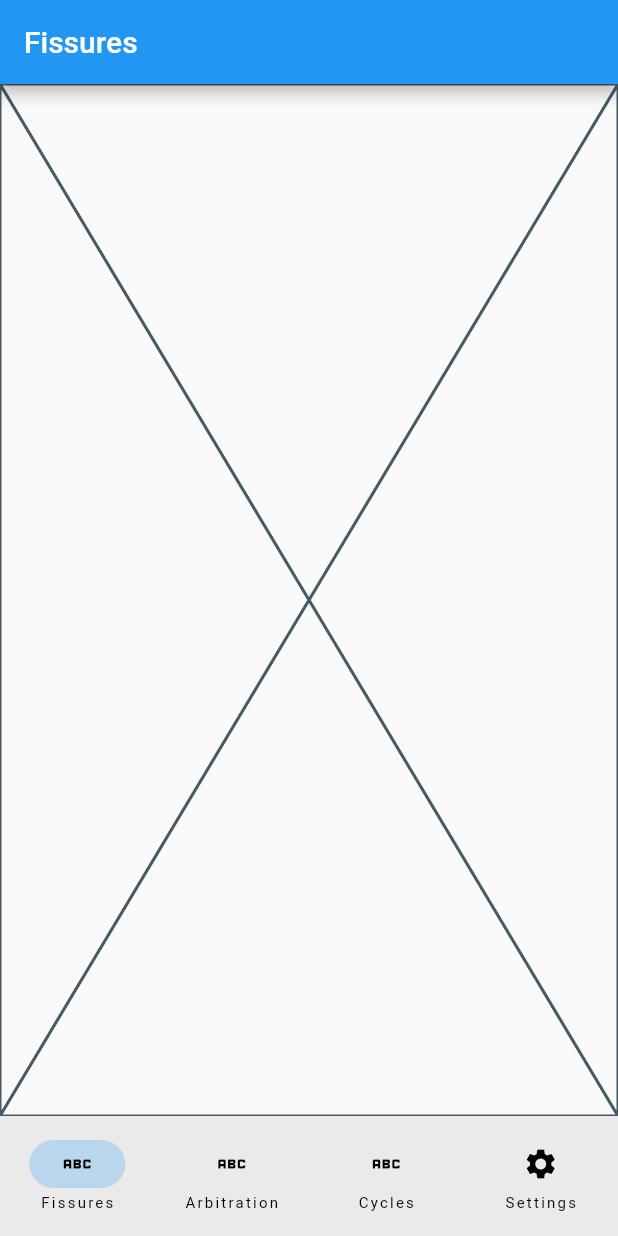
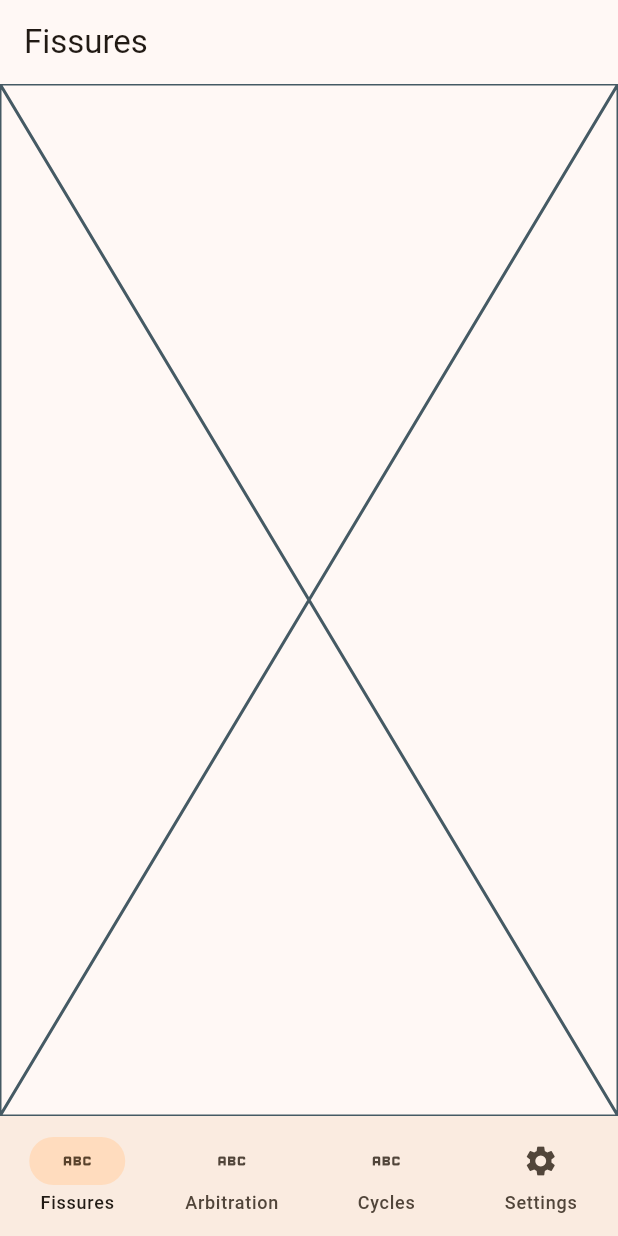
Before and after one commit to koloiyolo/warframe_tracker, a Flutter app: the screen it shows after launch, on a phone screen of 412 x 824 dp. Run offline on Flutter 3.47's test engine with Material 2 defaults, Android fonts, the phone set to English and light mode, and no system bars.

Commit message:
UI changes

```diff
--- a/lib/main.dart
+++ b/lib/main.dart
@@ -17,16 +17,8 @@ class MyApp extends StatelessWidget {
     return MaterialApp(
       title: 'Flutter Demo',
       theme: ThemeData(
-        // This is the theme of your application.
-        //
-        // Try running your application with "flutter run". You'll see the
-        // application has a blue toolbar. Then, without quitting the app, try
-        // changing the primarySwatch below to Colors.green and then invoke
-        // "hot reload" (press "r" in the console where you ran "flutter run",
-        // or simply save your changes to "hot reload" in a Flutter IDE).
-        // Notice that the counter didn't reset back to zero; the application
-        // is not restarted.
-        primarySwatch: Colors.blue,
+        useMaterial3: true,
+        colorSchemeSeed: Colors.orange
       ),
       home: const NavBar(),
     );
```
